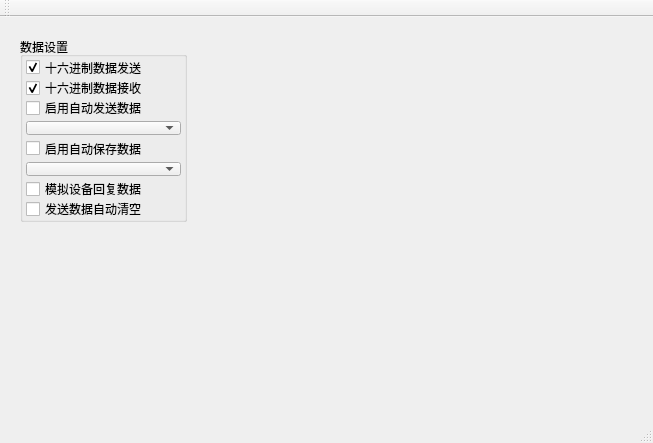
This is ShangWeiJi/ShangWeiJi/mainwindow.ui in MagnumSong/MyInsight_CPP as Qt 5 draws it before an edit. The edited form follows.
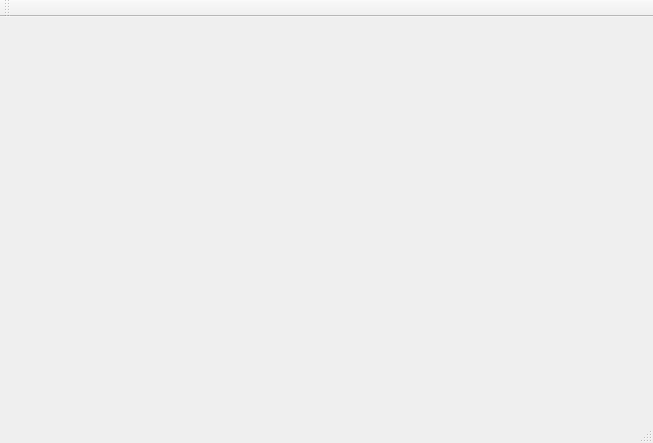
This is the edited form.

What changed in the file:
```diff
--- a/ShangWeiJi/ShangWeiJi/mainwindow.ui
+++ b/ShangWeiJi/ShangWeiJi/mainwindow.ui
@@ -13,89 +13,7 @@
   <property name="windowTitle">
    <string>MainWindow</string>
   </property>
-  <widget class="QWidget" name="centralWidget">
-   <widget class="QGroupBox" name="gbox3">
-    <property name="geometry">
-     <rect>
-      <x>20</x>
-      <y>20</y>
-      <width>167</width>
-      <height>185</height>
-     </rect>
-    </property>
-    <property name="title">
-     <string>数据设置</string>
-    </property>
-    <layout class="QVBoxLayout" name="verticalLayout_2">
-     <property name="leftMargin">
-      <number>3</number>
-     </property>
-     <property name="topMargin">
-      <number>3</number>
-     </property>
-     <property name="rightMargin">
-      <number>3</number>
-     </property>
-     <property name="bottomMargin">
-      <number>3</number>
-     </property>
-     <item>
-      <widget class="QCheckBox" name="ckHexSend">
-       <property name="text">
-        <string>十六进制数据发送</string>
-       </property>
-       <property name="checked">
-        <bool>true</bool>
-       </property>
-      </widget>
-     </item>
-     <item>
-      <widget class="QCheckBox" name="ckHexReceive">
-       <property name="text">
-        <string>十六进制数据接收</string>
-       </property>
-       <property name="checked">
-        <bool>true</bool>
-       </property>
-      </widget>
-     </item>
-     <item>
-      <widget class="QCheckBox" name="ckIsAutoSend">
-       <property name="text">
-        <string>启用自动发送数据</string>
-       </property>
-      </widget>
-     </item>
-     <item>
-      <widget class="QComboBox" name="cboxSend"/>
-     </item>
-     <item>
-      <widget class="QCheckBox" name="ckIsAutoSave">
-       <property name="text">
-        <string>启用自动保存数据</string>
-       </property>
-      </widget>
-     </item>
-     <item>
-      <widget class="QComboBox" name="cboxSave"/>
-     </item>
-     <item>
-      <widget class="QCheckBox" name="ckIsDebug">
-       <property name="text">
-        <string>模拟设备回复数据</string>
-       </property>
-      </widget>
-     </item>
-     <item>
-      <widget class="QCheckBox" name="ckIsAutoClear">
-       <property name="text">
-        <string>发送数据自动清空</string>
-       </property>
-      </widget>
-     </item>
-    </layout>
-   </widget>
-  </widget>
+  <widget class="QWidget" name="centralWidget"/>
   <widget class="QMenuBar" name="menuBar">
    <property name="geometry">
     <rect>
```
